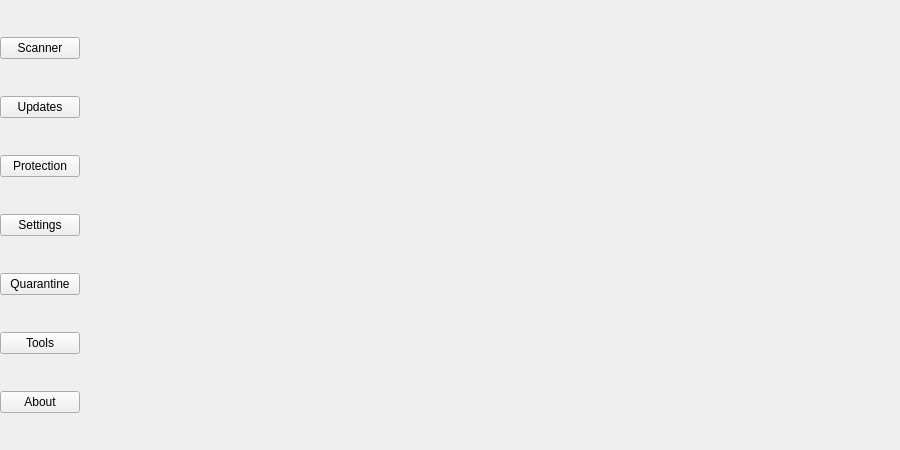
Qt form HazardShieldUI/mainwindow.ui (xqrzd/HazardShield) before a commit.
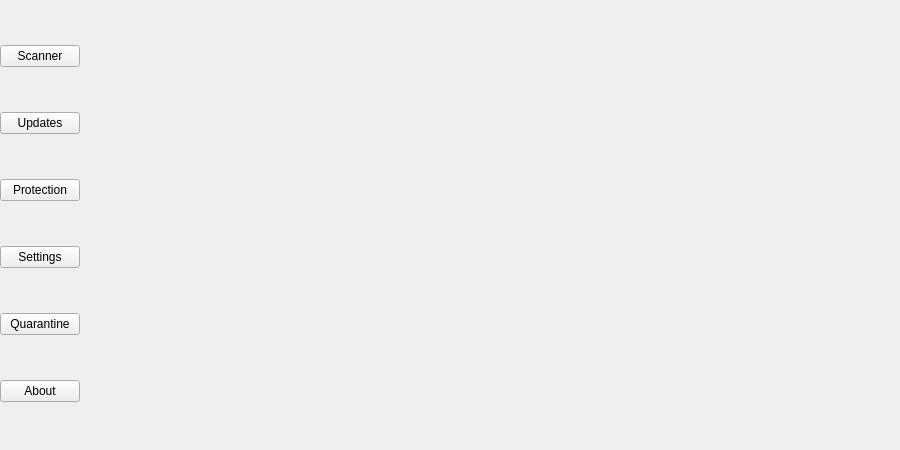
The same form after that commit.

Commit message: [UI] Remove tools button

Patch:
```diff
--- a/HazardShieldUI/mainwindow.ui
+++ b/HazardShieldUI/mainwindow.ui
@@ -112,19 +112,6 @@
         </attribute>
        </widget>
       </item>
-      <item>
-       <widget class="QPushButton" name="pushButton_6">
-        <property name="text">
-         <string>Tools</string>
-        </property>
-        <property name="checkable">
-         <bool>true</bool>
-        </property>
-        <attribute name="buttonGroup">
-         <string notr="true">buttonGroup</string>
-        </attribute>
-       </widget>
-      </item>
       <item>
        <widget class="QPushButton" name="pushButton_7">
         <property name="text">
```
